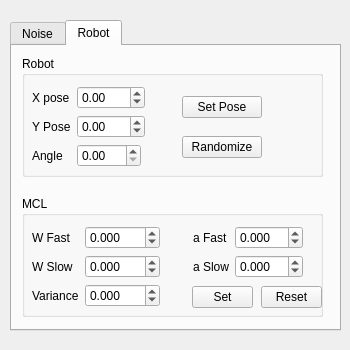
Before: the Qt Designer form control.ui in haritsahm/monte-carlo-localization, drawn with Qt 5.
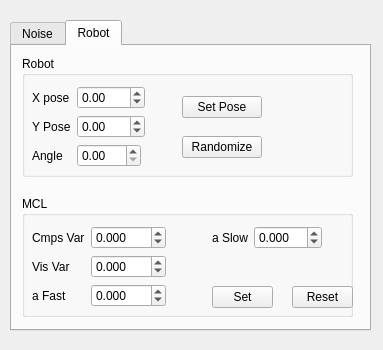
After: the same form once the commit is applied. The open tabs and pages were chosen to show the change.

Diff of the .ui file:
```diff
--- a/control.ui
+++ b/control.ui
@@ -6,7 +6,7 @@
    <rect>
     <x>0</x>
     <y>0</y>
-    <width>350</width>
+    <width>383</width>
     <height>350</height>
    </rect>
   </property>
@@ -18,7 +18,7 @@
     <rect>
      <x>10</x>
      <y>20</y>
-     <width>331</width>
+     <width>361</width>
      <height>311</height>
     </rect>
    </property>
@@ -251,7 +251,7 @@
       <rect>
        <x>10</x>
        <y>10</y>
-       <width>301</width>
+       <width>331</width>
        <height>121</height>
       </rect>
      </property>
@@ -392,7 +392,7 @@
       <rect>
        <x>10</x>
        <y>150</y>
-       <width>301</width>
+       <width>331</width>
        <height>121</height>
       </rect>
      </property>
@@ -404,7 +404,7 @@
        <rect>
         <x>0</x>
         <y>20</y>
-        <width>165</width>
+        <width>171</width>
         <height>101</height>
        </rect>
       </property>
@@ -427,54 +427,12 @@
        <item row="0" column="0">
         <widget class="QLabel" name="label_10">
          <property name="text">
-          <string>W Fast</string>
+          <string>Cmps Var</string>
          </property>
         </widget>
        </item>
        <item row="0" column="1">
-        <widget class="QDoubleSpinBox" name="dspin_mcl_wfast">
-         <property name="decimals">
-          <number>3</number>
-         </property>
-         <property name="minimum">
-          <double>-550.000000000000000</double>
-         </property>
-         <property name="maximum">
-          <double>550.000000000000000</double>
-         </property>
-         <property name="singleStep">
-          <double>0.010000000000000</double>
-         </property>
-         <property name="value">
-          <double>0.000000000000000</double>
-         </property>
-        </widget>
-       </item>
-       <item row="1" column="0">
-        <widget class="QLabel" name="label_11">
-         <property name="text">
-          <string>W Slow</string>
-         </property>
-        </widget>
-       </item>
-       <item row="1" column="1">
-        <widget class="QDoubleSpinBox" name="dspin_mcl_wslow">
-         <property name="decimals">
-          <number>3</number>
-         </property>
-         <property name="minimum">
-          <double>-400.000000000000000</double>
-         </property>
-         <property name="maximum">
-          <double>400.000000000000000</double>
-         </property>
-         <property name="singleStep">
-          <double>0.010000000000000</double>
-         </property>
-        </widget>
-       </item>
-       <item row="2" column="1">
-        <widget class="QDoubleSpinBox" name="dspin_mcl_variance">
+        <widget class="QDoubleSpinBox" name="dspin_mcl_cmvar">
          <property name="decimals">
           <number>3</number>
          </property>
@@ -489,10 +447,52 @@
          </property>
         </widget>
        </item>
-       <item row="2" column="0">
+       <item row="1" column="0">
         <widget class="QLabel" name="label_3">
          <property name="text">
-          <string>Variance</string>
+          <string>Vis Var</string>
+         </property>
+        </widget>
+       </item>
+       <item row="1" column="1">
+        <widget class="QDoubleSpinBox" name="dspin_mcl_variance">
+         <property name="decimals">
+          <number>3</number>
+         </property>
+         <property name="minimum">
+          <double>-100.000000000000000</double>
+         </property>
+         <property name="maximum">
+          <double>100.000000000000000</double>
+         </property>
+         <property name="singleStep">
+          <double>0.010000000000000</double>
+         </property>
+        </widget>
+       </item>
+       <item row="2" column="0">
+        <widget class="QLabel" name="label_12">
+         <property name="text">
+          <string>a Fast</string>
+         </property>
+        </widget>
+       </item>
+       <item row="2" column="1">
+        <widget class="QDoubleSpinBox" name="dspin_mcl_afast">
+         <property name="decimals">
+          <number>3</number>
+         </property>
+         <property name="minimum">
+          <double>-100.000000000000000</double>
+         </property>
+         <property name="maximum">
+          <double>100.000000000000000</double>
+         </property>
+         <property name="singleStep">
+          <double>0.010000000000000</double>
+         </property>
+         <property name="value">
+          <double>0.000000000000000</double>
          </property>
         </widget>
        </item>
@@ -501,7 +501,7 @@
      <widget class="QPushButton" name="button_mcl_reset">
       <property name="geometry">
        <rect>
-        <x>239</x>
+        <x>270</x>
         <y>90</y>
         <width>61</width>
         <height>22</height>
@@ -514,7 +514,7 @@
      <widget class="QPushButton" name="button_mcl_setparam">
       <property name="geometry">
        <rect>
-        <x>170</x>
+        <x>190</x>
         <y>90</y>
         <width>61</width>
         <height>22</height>
@@ -527,10 +527,10 @@
      <widget class="QWidget" name="formLayoutWidget_5">
       <property name="geometry">
        <rect>
-        <x>161</x>
+        <x>180</x>
         <y>20</y>
         <width>151</width>
-        <height>72</height>
+        <height>43</height>
        </rect>
       </property>
       <layout class="QFormLayout" name="formLayout_5">
@@ -549,15 +549,8 @@
        <property name="bottomMargin">
         <number>10</number>
        </property>
-       <item row="0" column="0">
-        <widget class="QLabel" name="label_12">
-         <property name="text">
-          <string>a Fast</string>
-         </property>
-        </widget>
-       </item>
        <item row="0" column="1">
-        <widget class="QDoubleSpinBox" name="dspin_mcl_afast">
+        <widget class="QDoubleSpinBox" name="dspin_mcl_aslow">
          <property name="decimals">
           <number>3</number>
          </property>
@@ -570,34 +563,15 @@
          <property name="singleStep">
           <double>0.010000000000000</double>
          </property>
-         <property name="value">
-          <double>0.000000000000000</double>
-         </property>
         </widget>
        </item>
-       <item row="1" column="0">
+       <item row="0" column="0">
         <widget class="QLabel" name="label_13">
          <property name="text">
           <string>a Slow</string>
          </property>
         </widget>
        </item>
-       <item row="1" column="1">
-        <widget class="QDoubleSpinBox" name="dspin_mcl_aslow">
-         <property name="decimals">
-          <number>3</number>
-         </property>
-         <property name="minimum">
-          <double>-10.000000000000000</double>
-         </property>
-         <property name="maximum">
-          <double>10.000000000000000</double>
-         </property>
-         <property name="singleStep">
-          <double>0.010000000000000</double>
-         </property>
-        </widget>
-       </item>
       </layout>
      </widget>
     </widget>
```
Left out of the diff: 24 changed lines with no effect on the pictures.
